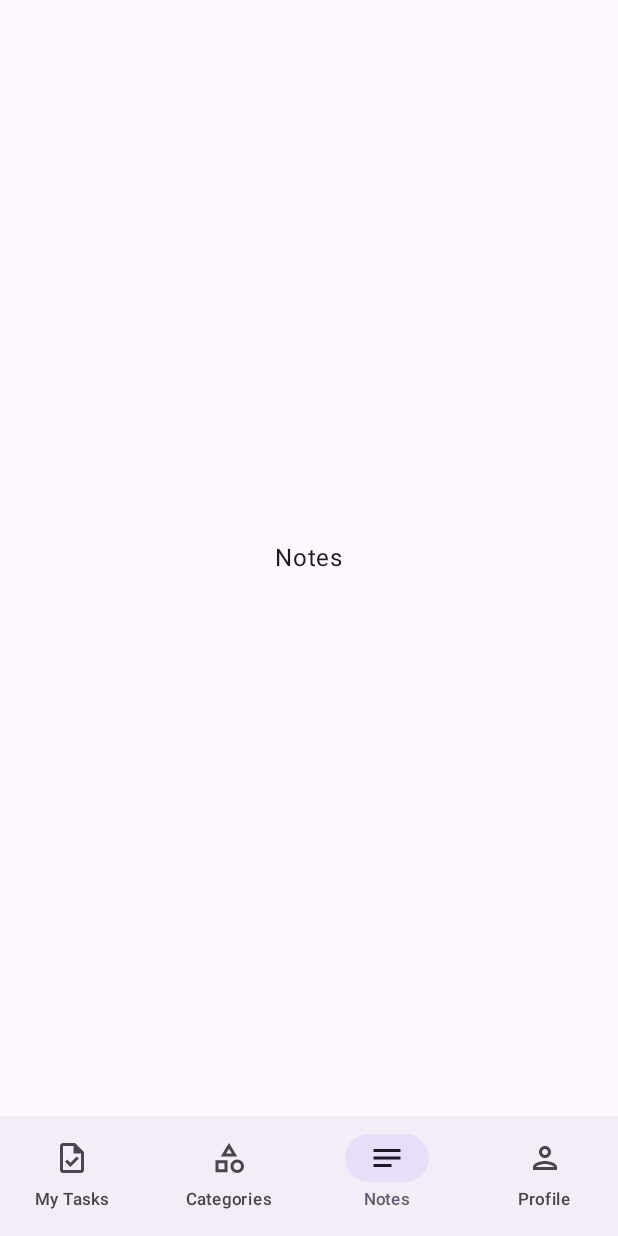
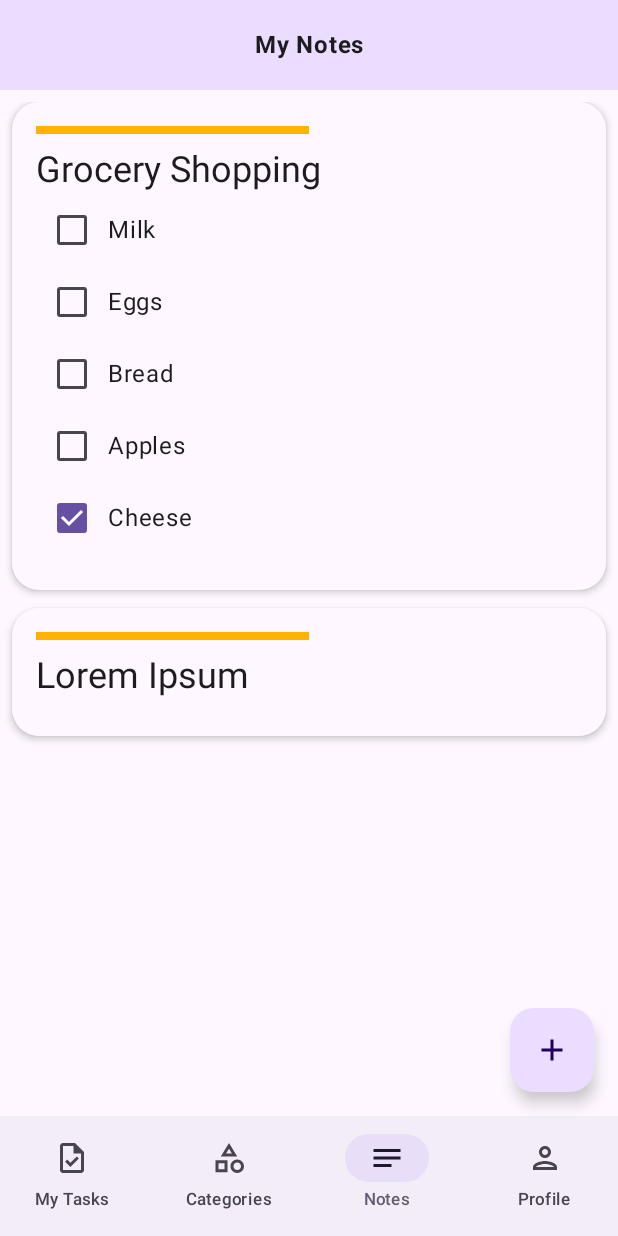
Before and after one commit to YehorSk/Taskly, an Android app built with Jetpack Compose: the NOTES screen opened through its navigation route, on a phone screen of 412 x 824 dp. Run offline under Robolectric (Android 15) with nearby library versions, the phone set to English and light mode, and no system bars; our stand-ins replace Room's generated code; libraries missing offline, so code that uses them is left out: com.kizitonwose.calendar.

Commit message:
Added Notes Main Screen and AddEditNoteScreen

```diff
--- a/app/src/main/java/com/yehorsk/taskly/MainActivity.kt
+++ b/app/src/main/java/com/yehorsk/taskly/MainActivity.kt
@@ -39,6 +39,11 @@ class MainActivity : ComponentActivity() {
                                     Icon(Icons.Default.Add, contentDescription = null)
                                 }
                             }
+                            Route.Notes.route -> {
+                                FloatingActionButton(onClick = { navController.navigate(Route.AddEditNote()) }) {
+                                    Icon(Icons.Default.Add, contentDescription = null)
+                                }
+                            }
                             else -> {}
                         }
                     }
--- a/app/src/main/java/com/yehorsk/taskly/core/navigation/NavigationRoot.kt
+++ b/app/src/main/java/com/yehorsk/taskly/core/navigation/NavigationRoot.kt
@@ -13,6 +13,9 @@ import androidx.navigation.compose.NavHost
 import androidx.navigation.compose.composable
 import androidx.navigation.toRoute
 import com.yehorsk.taskly.categories.presentation.list.CategoryScreenRoot
+import com.yehorsk.taskly.notes.presentation.add_edit_note.AddEditNoteListScreenRoot
+import com.yehorsk.taskly.notes.presentation.list.NoteListScreenRoot
+import com.yehorsk.taskly.notes.presentation.list.NoteListScreenViewModel
 import com.yehorsk.taskly.todos.presentation.add_edit_todo.AddEditToDoScreenRoot
 import com.yehorsk.taskly.todos.presentation.list.MainListScreenRoot
 import com.yehorsk.taskly.todos.presentation.list.MainListScreenAction
@@ -46,16 +49,10 @@ fun NavigationRoot(
         composable(
             route = Route.Notes.route
         ) {
-            Column(
+            NoteListScreenRoot(
                 modifier = modifier
                     .fillMaxSize(),
-                verticalArrangement = Arrangement.Center,
-                horizontalAlignment = Alignment.CenterHorizontally
-            ) {
-                Text(
-                    text = "Notes"
-                )
-            }
+            )
         }
         composable(
             route = Route.Profile.route
@@ -87,5 +84,14 @@ fun NavigationRoot(
                 onGoBackClicked = { navController.navigateUp() }
             )
         }
+        composable<Route.AddEditNote> {
+            val args = it.toRoute<Route.AddEditNote>()
+            val viewModel: NoteListScreenViewModel = koinViewModel()
+            AddEditNoteListScreenRoot(
+                modifier = modifier,
+                viewModel = viewModel,
+                onGoBackClicked = { navController.navigateUp() }
+            )
+        }
     }
 }
--- a/app/src/main/java/com/yehorsk/taskly/di/ViewModelModule.kt
+++ b/app/src/main/java/com/yehorsk/taskly/di/ViewModelModule.kt
@@ -1,7 +1,7 @@
 package com.yehorsk.taskly.di
 
 import com.yehorsk.taskly.categories.presentation.list.CategoryScreenViewModel
-import com.yehorsk.taskly.notes.presentation.NoteListScreenViewModel
+import com.yehorsk.taskly.notes.presentation.list.NoteListScreenViewModel
 import com.yehorsk.taskly.todos.presentation.list.MainListScreenViewModel
 import org.koin.core.module.dsl.viewModelOf
 import org.koin.dsl.module
--- /dev/null
+++ b/app/src/main/java/com/yehorsk/taskly/notes/presentation/list/NoteListScreenRoot.kt
@@ -0,0 +1,61 @@
+package com.yehorsk.taskly.notes.presentation.list
+
+import androidx.compose.foundation.background
+import androidx.compose.foundation.layout.Column
+import androidx.compose.foundation.layout.fillMaxSize
+import androidx.compose.foundation.layout.padding
+import androidx.compose.material3.MaterialTheme
+import androidx.compose.material3.Scaffold
+import androidx.compose.runtime.Composable
+import androidx.compose.runtime.getValue
+import androidx.compose.ui.Modifier
+import androidx.lifecycle.compose.collectAsStateWithLifecycle
+import com.yehorsk.taskly.R
+import com.yehorsk.taskly.core.presentation.components.TitleNavBar
+import com.yehorsk.taskly.notes.presentation.list.components.NoteList
+import org.koin.compose.viewmodel.koinViewModel
+
+@Composable
+fun NoteListScreenRoot(
+    modifier: Modifier = Modifier,
+    viewModel: NoteListScreenViewModel = koinViewModel(),
+){
+    val state by viewModel.state.collectAsStateWithLifecycle()
+
+    NoteListScreen(
+        modifier = modifier,
+        state = state
+    )
+
+}
+
+@Composable
+fun NoteListScreen(
+    modifier: Modifier = Modifier,
+    state: NoteListScreenUiState
+){
+    Scaffold(
+        modifier = modifier
+            .fillMaxSize()
+            .background(MaterialTheme.colorScheme.background),
+        topBar = {
+            TitleNavBar(
+                title = R.string.my_notes,
+                onGoBack = {},
+                showGoBack = false
+            )
+        }
+    ){ innerPadding ->
+        Column(
+            modifier = Modifier
+                .fillMaxSize()
+                .padding(innerPadding)
+        ) {
+            NoteList(
+                modifier = Modifier
+                    .fillMaxSize(),
+                items = state.items
+            ) { }
+        }
+    }
+}
--- /dev/null
+++ b/app/src/main/java/com/yehorsk/taskly/notes/presentation/list/NoteListScreenUiState.kt
@@ -0,0 +1,48 @@
+package com.yehorsk.taskly.notes.presentation.list
+
+import com.yehorsk.taskly.core.utils.AddEditAction
+import com.yehorsk.taskly.core.utils.brightColors
+import com.yehorsk.taskly.notes.data.database.models.CheckItem
+import com.yehorsk.taskly.notes.data.database.models.CheckList
+import com.yehorsk.taskly.notes.domain.models.Note
+import java.time.LocalDateTime
+
+data class NoteListScreenUiState(
+    val items: List<Note> = testList,
+    val isLoading: Boolean = true,
+    val currentNote: Note? = null,
+    val title: String = "",
+    val description: String = "",
+    val color: Long = brightColors[0],
+    val checkList: CheckList = CheckList(items = emptyList()),
+    val action: AddEditAction = AddEditAction.ADD,
+)
+
+val testList = listOf<Note>(
+        Note(
+            id = 1,
+            createdAt = LocalDateTime.now(),
+            title = "Grocery Shopping",
+            description = "Don't forget these essentials!",
+            checkList = CheckList(
+                items = listOf(
+                    CheckItem(name = "Milk"),
+                    CheckItem(name = "Eggs"),
+                    CheckItem(name = "Bread"),
+                    CheckItem(name = "Apples"),
+                    CheckItem(name = "Cheese", isDone = true)
+                )
+            ) ,
+            color = 0xFFFFB300
+        ),
+    Note(
+        id = 2,
+        createdAt = LocalDateTime.now(),
+        title = "Lorem Ipsum",
+        description = "Don't forget these essentials! 2",
+        checkList = CheckList(
+            items = emptyList()
+        ) ,
+        color = 0xFFFFB300
+    )
+)
--- a/app/src/main/res/values/strings.xml
+++ b/app/src/main/res/values/strings.xml
@@ -10,6 +10,7 @@
     <string name="choose_color">Choose Color</string>
     <string name="categories">Categories</string>
     <string name="my_tasks">My Tasks</string>
+    <string name="my_notes">My Notes</string>
     <string name="notes">Notes</string>
     <string name="profile">Profile</string>
     <string name="today">Today</string>
@@ -27,4 +28,8 @@
     <string name="alarm">Alarm</string>
     <string name="calendar">Calendar</string>
     <string name="complete">Complete Task</string>
+    <string name="update_note">Update Note</string>
+    <string name="add_note">Add Note</string>
+    <string name="new_note">New Note</string>
+    <string name="add_new_item">+ Add new item</string>
 </resources>
```
Also changed, not shown: app/src/main/java/com/yehorsk/taskly/categories/presentation/list/CategoryScreen.kt (+14 -9 lines), app/src/main/java/com/yehorsk/taskly/core/navigation/Route.kt (+3 -6 lines), app/src/main/java/com/yehorsk/taskly/notes/presentation/NoteListScreenViewModel.kt (deleted, +0 -9 lines), app/src/main/java/com/yehorsk/taskly/notes/presentation/add_edit_note/AddEditNoteListScreenRoot.kt (added, +255 -0 lines), app/src/main/java/com/yehorsk/taskly/notes/presentation/list/NoteListScreen.kt (deleted, +0 -8 lines), app/src/main/java/com/yehorsk/taskly/notes/presentation/list/NoteListScreenAction.kt (added, +17 -0 lines), app/src/main/java/com/yehorsk/taskly/notes/presentation/list/NoteListScreenViewModel.kt (added, +22 -0 lines), app/src/main/java/com/yehorsk/taskly/todos/presentation/add_edit_todo/AddEditToDoScreenRoot.kt (+38 -13 lines), 1 other file.
